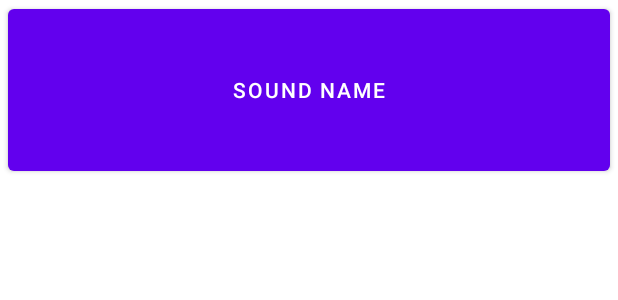
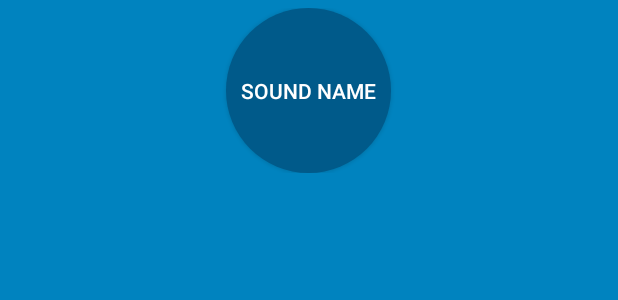
Before and after one commit to LeFad/BeatBox, an Android app: the layout list_item_sound.xml on its own in the app's theme, with its tools: preview values and no code run, on a phone screen of 412 x 824 dp. Shown: the top 300 px of the screen. Run offline under Robolectric (Android 15) with nearby library versions, the phone set to English and light mode, and no system bars.

Commit message:
theme/drawable

```diff
--- a/app/build.gradle
+++ b/app/build.gradle
@@ -47,6 +47,7 @@ dependencies {
     implementation 'com.google.android.material:material:1.3.0'
     implementation 'androidx.constraintlayout:constraintlayout:2.0.4'
     implementation 'androidx.recyclerview:recyclerview:1.1.0'
+    implementation 'androidx.lifecycle:lifecycle-extensions:2.2.0'
     testImplementation 'org.mockito:mockito-core:2.25.0'
     testImplementation 'org.mockito:mockito-inline:2.25.0'
 
--- a/app/src/main/java/com/valeria/beatbox/BeatBox.kt
+++ b/app/src/main/java/com/valeria/beatbox/BeatBox.kt
@@ -37,7 +37,7 @@ class BeatBox(private val assets: AssetManager) {
                 load(sound)
                 sounds.add(sound)
             } catch (ioe: IOException){
-                Log.e(TAG,"Cound not load sound $filename", ioe)
+                Log.e(TAG,"Could not load sound $filename", ioe)
             }
         }
         return sounds
--- a/app/src/main/java/com/valeria/beatbox/MainActivity.kt
+++ b/app/src/main/java/com/valeria/beatbox/MainActivity.kt
@@ -4,6 +4,7 @@ import androidx.appcompat.app.AppCompatActivity
 import android.os.Bundle
 import android.view.ViewGroup
 import androidx.databinding.DataBindingUtil
+import androidx.lifecycle.ViewModelProviders
 import androidx.recyclerview.widget.GridLayoutManager
 import androidx.recyclerview.widget.RecyclerView
 import com.valeria.beatbox.databinding.ActivityMainBinding
@@ -12,6 +13,7 @@ import com.valeria.beatbox.databinding.ListItemSoundBinding
 class MainActivity : AppCompatActivity() {
 
     private lateinit var beatBox: BeatBox
+
     override fun onCreate(savedInstanceState: Bundle?) {
         super.onCreate(savedInstanceState)
 
--- /dev/null
+++ b/app/src/main/res/drawable/button_beat_box.xml
@@ -0,0 +1,7 @@
+<?xml version="1.0" encoding="utf-8"?>
+<selector
+    xmlns:android="http://schemas.android.com/apk/res/android">
+    <item android:drawable="@drawable/button_beat_box_pressed"
+        android:state_pressed="true"/>
+    <item android:drawable="@drawable/button_beat_box_normal"/>
+</selector>
--- /dev/null
+++ b/app/src/main/res/drawable/button_beat_box_normal.xml
@@ -0,0 +1,8 @@
+<?xml version="1.0" encoding="utf-8"?>
+<shape
+    xmlns:android="http://schemas.android.com/apk/res/android"
+    android:shape="oval">
+
+    <solid android:color="@color/dark_blue"/>
+
+</shape>
--- /dev/null
+++ b/app/src/main/res/drawable/button_beat_box_pressed.xml
@@ -0,0 +1,14 @@
+<?xml version="1.0" encoding="utf-8"?>
+<layer-list xmlns:android="http://schemas.android.com/apk/res/android">
+    <item>
+        <shape  android:shape="oval">
+            <solid android:color="@color/teal_200"/>
+        </shape>
+    </item>
+    <item>
+        <shape android:shape="oval">
+            <stroke android:width="4dp"
+                android:color="@color/teal_700"/>
+        </shape>
+    </item>
+</layer-list>
--- a/app/src/main/res/layout/list_item_sound.xml
+++ b/app/src/main/res/layout/list_item_sound.xml
@@ -8,12 +8,17 @@
             type="com.valeria.beatbox.SoundViewModel" />
     </data>
 
-    <Button
-        android:layout_marginStart="5dp"
-        android:layout_marginEnd="5dp"
+    <FrameLayout
         android:layout_width="match_parent"
-        android:layout_height="120dp"
+        android:layout_height="wrap_content"
+        android:layout_margin="5dp">
+
+    <androidx.appcompat.widget.AppCompatButton
+        android:layout_width="110dp"
+        android:layout_height="110dp"
+        android:layout_gravity="center"
         android:onClick="@{() -> viewModel.onButtonClicked()}"
         android:text="@{viewModel.title}"
         tools:text = "Sound name"/>
+    </FrameLayout>
 </layout>
--- a/app/src/main/res/values-night/themes.xml
+++ b/app/src/main/res/values-night/themes.xml
@@ -1,9 +1,9 @@
 <resources xmlns:tools="http://schemas.android.com/tools">
     <!-- Base application theme. -->
-    <style name="Theme.BeatBox" parent="Theme.MaterialComponents.DayNight.DarkActionBar">
+    <style name="Theme.BeatBox" parent="Theme.AppCompat">
         <!-- Primary brand color. -->
-        <item name="colorPrimary">@color/purple_200</item>
-        <item name="colorPrimaryVariant">@color/purple_700</item>
+        <item name="colorPrimary">@color/darker_blue</item>
+        <item name="colorPrimaryVariant">@color/deep_blue</item>
         <item name="colorOnPrimary">@color/black</item>
         <!-- Secondary brand color. -->
         <item name="colorSecondary">@color/teal_200</item>
@@ -12,5 +12,8 @@
         <!-- Status bar color. -->
         <item name="android:statusBarColor" tools:targetApi="l">?attr/colorPrimaryVariant</item>
         <!-- Customize your theme here. -->
+        <item name="android:windowBackground">@color/soothing_blue</item>
+        <item name="buttonStyle">@style/BeatBoxButton</item>
     </style>
+
 </resources>
--- a/app/src/main/res/values/colors.xml
+++ b/app/src/main/res/values/colors.xml
@@ -7,4 +7,12 @@
     <color name="teal_700">#FF018786</color>
     <color name="black">#FF000000</color>
     <color name="white">#FFFFFFFF</color>
+
+    <color name="red">#F44336</color>
+    <color name="dark_red">#C3352B</color>
+    <color name="gray">#607D8B</color>
+    <color name="soothing_blue">#0083BF</color>
+    <color name="dark_blue">#005A8A</color>
+    <color name="darker_blue">#014163</color>
+    <color name="deep_blue">#012A40</color>
 </resources>
--- /dev/null
+++ b/app/src/main/res/values/styles.xml
@@ -0,0 +1,8 @@
+<?xml version="1.0" encoding="utf-8"?>
+<resources>
+
+    <style name="BeatBoxButton" parent="Widget.AppCompat.Button">
+        <item name="android:background">@drawable/button_beat_box</item>
+    </style>
+
+</resources>
--- a/app/src/main/res/values/themes.xml
+++ b/app/src/main/res/values/themes.xml
@@ -1,6 +1,6 @@
 <resources xmlns:tools="http://schemas.android.com/tools">
     <!-- Base application theme. -->
-    <style name="Theme.BeatBox" parent="Theme.MaterialComponents.DayNight.DarkActionBar">
+    <style name="Theme.BeatBox" parent="Theme.AppCompat">
         <!-- Primary brand color. -->
         <item name="colorPrimary">@color/purple_500</item>
         <item name="colorPrimaryVariant">@color/purple_700</item>
@@ -8,9 +8,11 @@
         <!-- Secondary brand color. -->
         <item name="colorSecondary">@color/teal_200</item>
         <item name="colorSecondaryVariant">@color/teal_700</item>
-        <item name="colorOnSecondary">@color/black</item>
+
         <!-- Status bar color. -->
         <item name="android:statusBarColor" tools:targetApi="l">?attr/colorPrimaryVariant</item>
         <!-- Customize your theme here. -->
+        <item name="android:windowBackground">@color/soothing_blue</item>
+        <item name="buttonStyle">@style/BeatBoxButton</item>
     </style>
 </resources>
```
Also changed, not shown: 6 other files.
